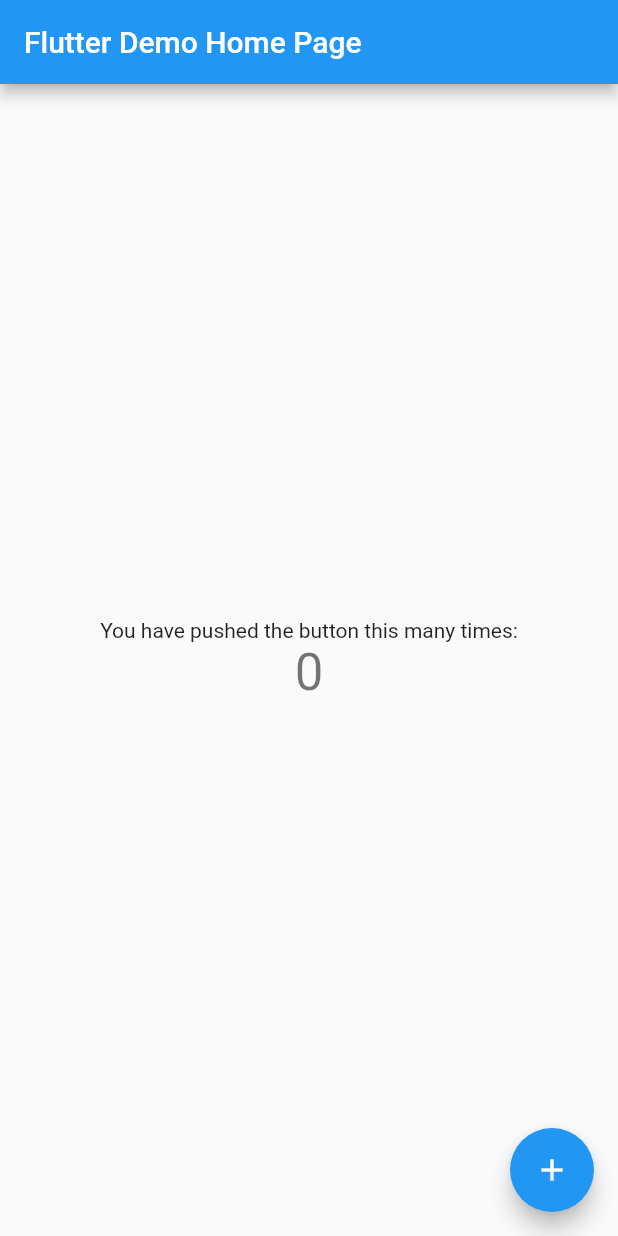
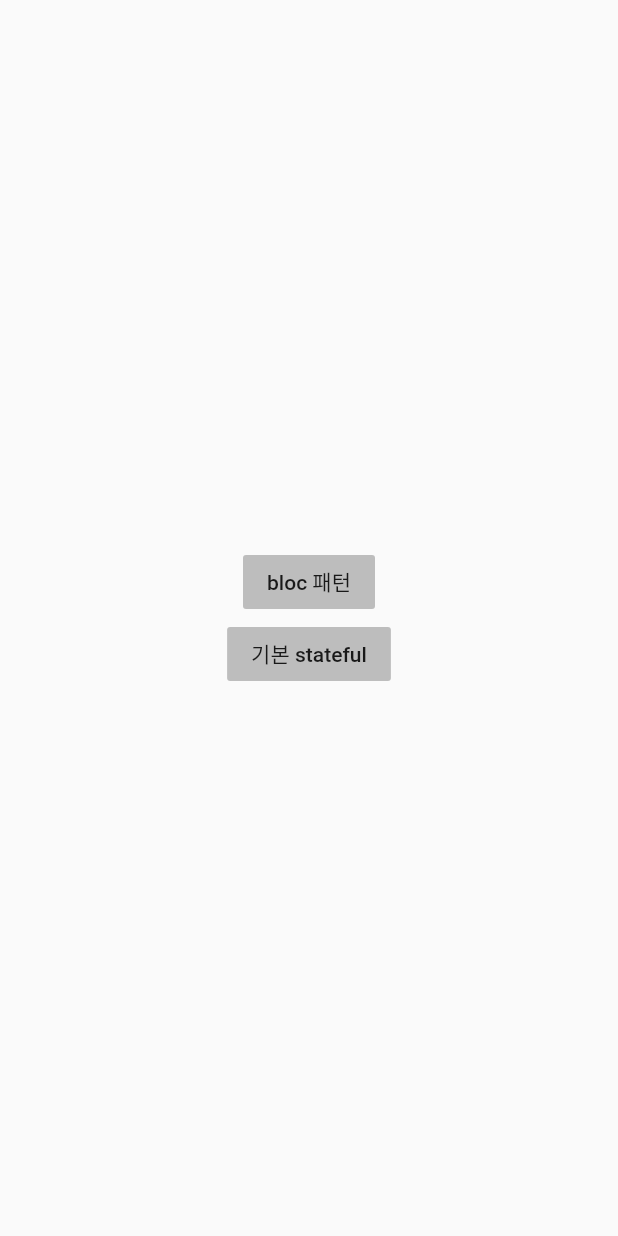
Before and after one commit to sudar-life/flutter-bloc-sample, a Flutter app: the screen it shows after launch, on a phone screen of 412 x 824 dp. Run offline on Flutter 3.47's test engine with Material 2 defaults, Android fonts, the phone set to English and light mode, and no system bars.

Commit message:
feat : stateful 과 bloc 패턴의 차이  - stateful 로 counting 기능  - bloc 패턴으로 counting 기능  - 두개의 차이를 알아볼 수 있다.

```diff
--- a/lib/main.dart
+++ b/lib/main.dart
@@ -1,117 +1,66 @@
 import 'package:flutter/material.dart';
+import 'package:flutter_bloc_sample/src/ui/bloc_display_widget.dart';
+import 'package:flutter_bloc_sample/src/ui/plus_stateful_display_widget.dart';
 
 void main() {
   runApp(MyApp());
 }
 
 class MyApp extends StatelessWidget {
-  // This widget is the root of your application.
   @override
   Widget build(BuildContext context) {
     return MaterialApp(
       title: 'Flutter Demo',
       theme: ThemeData(
-        // This is the theme of your application.
-        //
-        // Try running your application with "flutter run". You'll see the
-        // application has a blue toolbar. Then, without quitting the app, try
-        // changing the primarySwatch below to Colors.green and then invoke
-        // "hot reload" (press "r" in the console where you ran "flutter run",
-        // or simply save your changes to "hot reload" in a Flutter IDE).
-        // Notice that the counter didn't reset back to zero; the application
-        // is not restarted.
         primarySwatch: Colors.blue,
-        // This makes the visual density adapt to the platform that you run
-        // the app on. For desktop platforms, the controls will be smaller and
-        // closer together (more dense) than on mobile platforms.
         visualDensity: VisualDensity.adaptivePlatformDensity,
       ),
-      home: MyHomePage(title: 'Flutter Demo Home Page'),
+      home: Home(),
     );
   }
 }
 
-class MyHomePage extends StatefulWidget {
-  MyHomePage({Key key, this.title}) : super(key: key);
-
-  // This widget is the home page of your application. It is stateful, meaning
-  // that it has a State object (defined below) that contains fields that affect
-  // how it looks.
-
-  // This class is the configuration for the state. It holds the values (in this
-  // case the title) provided by the parent (in this case the App widget) and
-  // used by the build method of the State. Fields in a Widget subclass are
-  // always marked "final".
-
-  final String title;
+class Home extends StatefulWidget {
+  Home({Key key}) : super(key: key);
 
   @override
-  _MyHomePageState createState() => _MyHomePageState();
+  _HomeState createState() => _HomeState();
 }
 
-class _MyHomePageState extends State<MyHomePage> {
-  int _counter = 0;
-
-  void _incrementCounter() {
-    setState(() {
-      // This call to setState tells the Flutter framework that something has
-      // changed in this State, which causes it to rerun the build method below
-      // so that the display can reflect the updated values. If we changed
-      // _counter without calling setState(), then the build method would not be
-      // called again, and so nothing would appear to happen.
-      _counter++;
-    });
-  }
-
+class _HomeState extends State<Home> {
   @override
   Widget build(BuildContext context) {
-    // This method is rerun every time setState is called, for instance as done
-    // by the _incrementCounter method above.
-    //
-    // The Flutter framework has been optimized to make rerunning build methods
-    // fast, so that you can just rebuild anything that needs updating rather
-    // than having to individually change instances of widgets.
-    return Scaffold(
-      appBar: AppBar(
-        // Here we take the value from the MyHomePage object that was created by
-        // the App.build method, and use it to set our appbar title.
-        title: Text(widget.title),
-      ),
-      body: Center(
-        // Center is a layout widget. It takes a single child and positions it
-        // in the middle of the parent.
-        child: Column(
-          // Column is also a layout widget. It takes a list of children and
-          // arranges them vertically. By default, it sizes itself to fit its
-          // children horizontally, and tries to be as tall as its parent.
-          //
-          // Invoke "debug painting" (press "p" in the console, choose the
-          // "Toggle Debug Paint" action from the Flutter Inspector in Android
-          // Studio, or the "Toggle Debug Paint" command in Visual Studio Code)
-          // to see the wireframe for each widget.
-          //
-          // Column has various properties to control how it sizes itself and
-          // how it positions its children. Here we use mainAxisAlignment to
-          // center the children vertically; the main axis here is the vertical
-          // axis because Columns are vertical (the cross axis would be
-          // horizontal).
+    return SafeArea(
+      child: Scaffold(
+        body: Column(
           mainAxisAlignment: MainAxisAlignment.center,
-          children: <Widget>[
-            Text(
-              'You have pushed the button this many times:',
+          crossAxisAlignment: CrossAxisAlignment.stretch,
+          children: [
+            Center(
+              child: FlatButton(
+                color: Colors.grey[400],
+                child: Text("bloc 패턴"),
+                onPressed: () {
+                  Navigator.push(context, MaterialPageRoute(builder: (_) {
+                    return BlocDisplayWidget();
+                  }));
+                },
+              ),
             ),
-            Text(
-              '$_counter',
-              style: Theme.of(context).textTheme.headline4,
+            Center(
+              child: FlatButton(
+                color: Colors.grey[400],
+                child: Text("기본 stateful"),
+                onPressed: () {
+                  Navigator.push(context, MaterialPageRoute(builder: (_) {
+                    return PlusStatefulDisplayWidget();
+                  }));
+                },
+              ),
             ),
           ],
         ),
       ),
-      floatingActionButton: FloatingActionButton(
-        onPressed: _incrementCounter,
-        tooltip: 'Increment',
-        child: Icon(Icons.add),
-      ), // This trailing comma makes auto-formatting nicer for build methods.
     );
   }
 }
```
Also changed, not shown: lib/src/bloc/count_bloc.dart (added, +16 -0 lines), lib/src/ui/bloc_display_widget.dart (added, +35 -0 lines), lib/src/ui/count_view.dart (added, +24 -0 lines), lib/src/ui/count_view_stateless.dart (added, +12 -0 lines), lib/src/ui/plus_stateful_display_widget.dart (added, +32 -0 lines), pubspec.lock.
